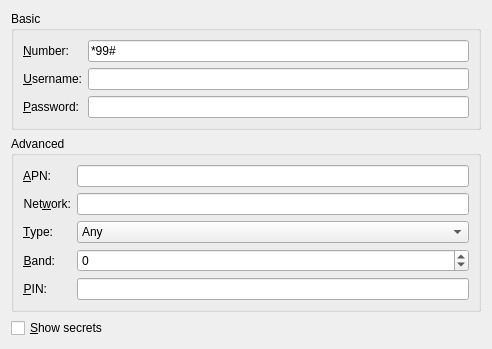
Above: libs/ui/gsm.ui from KDE/networkmanagement before the change. Below: the same form after it.
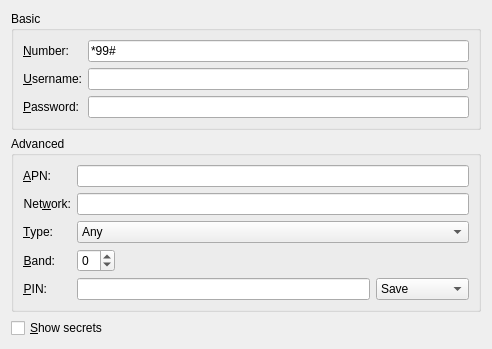
That is the form after the change. Custom widgets are drawn as their Qt base class.

```diff
--- a/libs/ui/gsm.ui
+++ b/libs/ui/gsm.ui
@@ -7,7 +7,7 @@
     <x>0</x>
     <y>0</y>
     <width>492</width>
-    <height>325</height>
+    <height>328</height>
    </rect>
   </property>
   <property name="windowTitle">
@@ -99,6 +99,9 @@
       <string>Advanced</string>
      </property>
      <layout class="QFormLayout" name="formLayout_2">
+      <property name="fieldGrowthPolicy">
+       <enum>QFormLayout::ExpandingFieldsGrow</enum>
+      </property>
       <item row="0" column="0">
        <widget class="QLabel" name="label">
         <property name="text">
@@ -216,7 +219,25 @@
        </widget>
       </item>
       <item row="4" column="1">
-       <widget class="KLineEdit" name="pin"/>
+       <layout class="QHBoxLayout" name="horizontalLayout_2">
+        <item>
+         <widget class="KLineEdit" name="pin"/>
+        </item>
+        <item>
+         <widget class="KComboBox" name="pinStorage">
+          <item>
+           <property name="text">
+            <string>Save</string>
+           </property>
+          </item>
+          <item>
+           <property name="text">
+            <string>Always Ask</string>
+           </property>
+          </item>
+         </widget>
+        </item>
+       </layout>
       </item>
      </layout>
     </widget>
```
Left out of the diff: 6 changed lines with no effect on the pictures.
